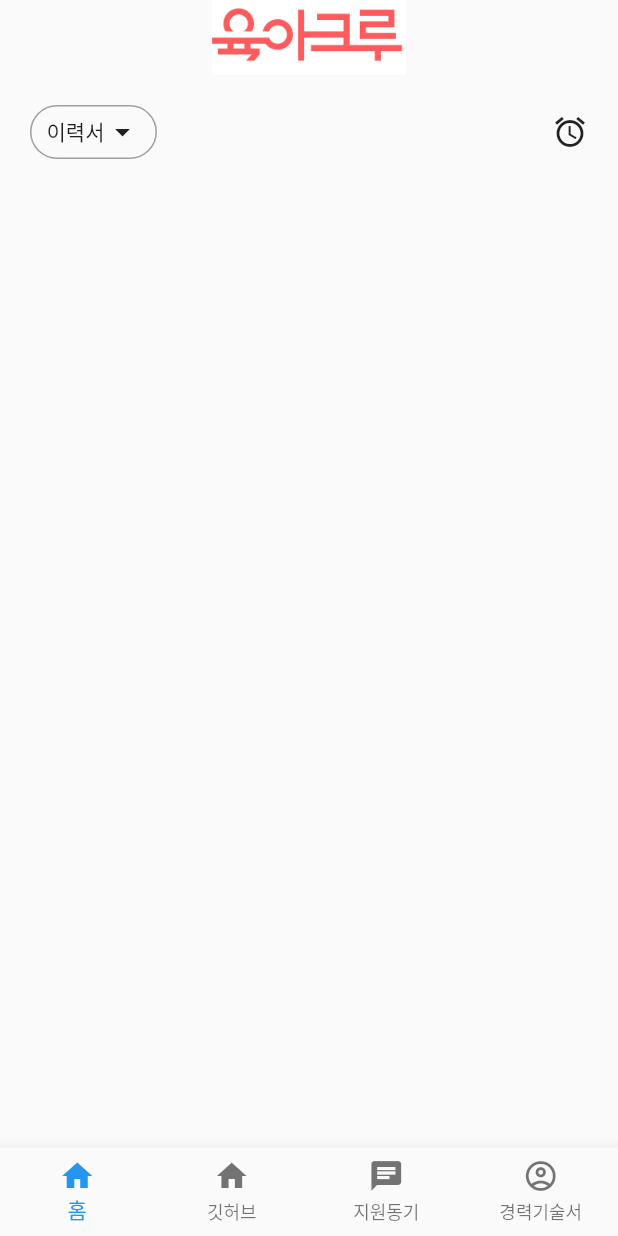
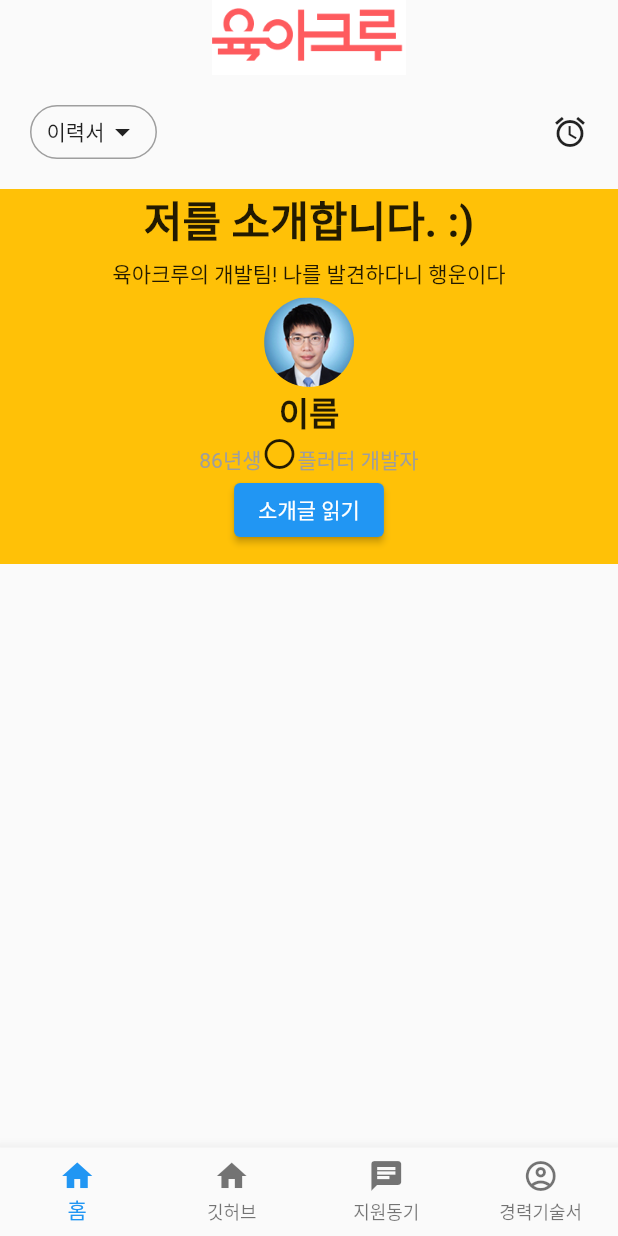
Before and after one commit to present1602/self_intro_app, a Flutter app: the screen it shows after launch, on a phone screen of 412 x 824 dp. Run offline on Flutter 3.47's test engine with Material 2 defaults, Android fonts, the phone set to English and light mode, and no system bars; our stand-ins replace webview_flutter.

Commit message:
home > 소개섹션 레이아웃 적용

```diff
--- a/lib/views/screens/home/HomeScreen.dart
+++ b/lib/views/screens/home/HomeScreen.dart
@@ -96,7 +96,58 @@ class _HomeScreenState extends State<HomeScreen> {
             Icon(Icons.alarm)
           ],
         ),
-      )
+      ),
+      Container(
+        width: double.infinity,
+        height: 250,
+        color: Colors.amber,
+        alignment: Alignment.center,
+        child: Column(
+          children: <Widget>[
+            Text(
+              "저를 소개합니다. :)",
+              style: TextStyle(fontSize: 28, fontWeight: FontWeight.bold),
+            ),
+            SizedBox(
+              height: 5,
+            ),
+            Text("육아크루의 개발팀! 나를 발견하다니 행운이다"),
+            // Image.asset(
+            //   'assets/images/prof.png',
+            //   height: 100,
+            // ),
+            SizedBox(
+              height: 5,
+            ),
+            ClipRRect(
+              borderRadius: BorderRadius.circular(300.0),
+              child: const Image(
+                image: AssetImage('assets/images/prof.png'),
+                height: 60,
+              ),
+            ),
+            Text(
+              "이름",
+              style: TextStyle(fontSize: 22, fontWeight: FontWeight.bold),
+            ),
+            Text.rich(
+              TextSpan(
+                style: TextStyle(color: Colors.grey),
+                children: [
+                  TextSpan(text: '86년생'),
+                  WidgetSpan(child: Icon(Icons.radio_button_off)),
+                  TextSpan(text: '플러터 개발자'),
+                ],
+              ),
+            ),
+            ElevatedButton(
+                onPressed: () {},
+                child: Container(
+                  child: Text("소개글 읽기"),
+                ))
+          ],
+        ),
+      ),
     ]);
   }
 }
```
Also changed, not shown: assets/images/prof.png (added).
